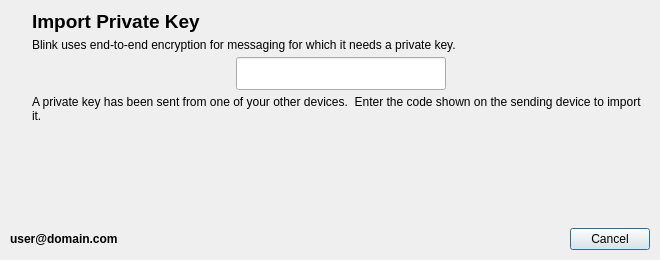
The window that resources/import_private_key_dialog.ui (AGProjects/blink-qt) describes before a commit, drawn with Qt 5.
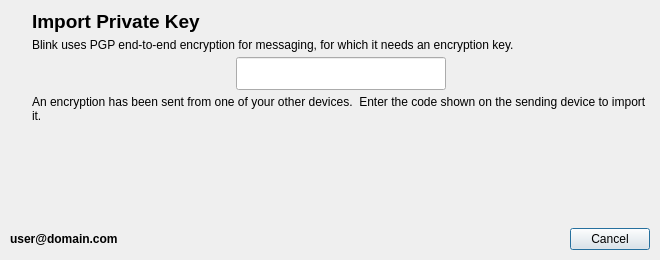
The same window after the commit. Icons and pictures are not drawn.

Commit message: Improve PGP dialogs

```diff
--- a/resources/import_private_key_dialog.ui
+++ b/resources/import_private_key_dialog.ui
@@ -87,7 +87,7 @@
      <item>
       <widget class="QLabel" name="label_2">
        <property name="text">
-        <string>Blink uses end-to-end encryption for messaging for which it needs a private key.</string>
+        <string>Blink uses PGP end-to-end encryption for messaging, for which it needs an encryption key.</string>
        </property>
        <property name="wordWrap">
         <bool>true</bool>
@@ -170,7 +170,7 @@
         </font>
        </property>
        <property name="text">
-        <string>A private key has been sent from one of your other devices.  Enter the code shown on the sending device to import it.</string>
+        <string>An encryption has been sent from one of your other devices.  Enter the code shown on the sending device to import it.</string>
        </property>
        <property name="scaledContents">
         <bool>false</bool>
```
The commit also changes 3 other files.
